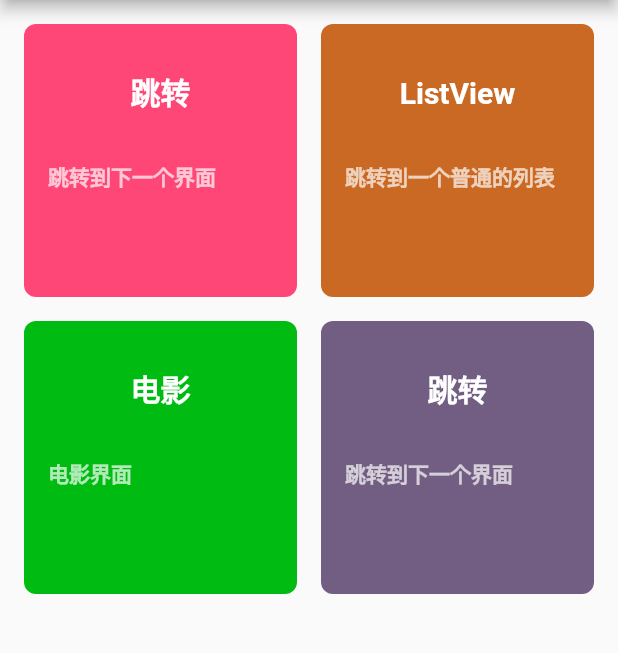
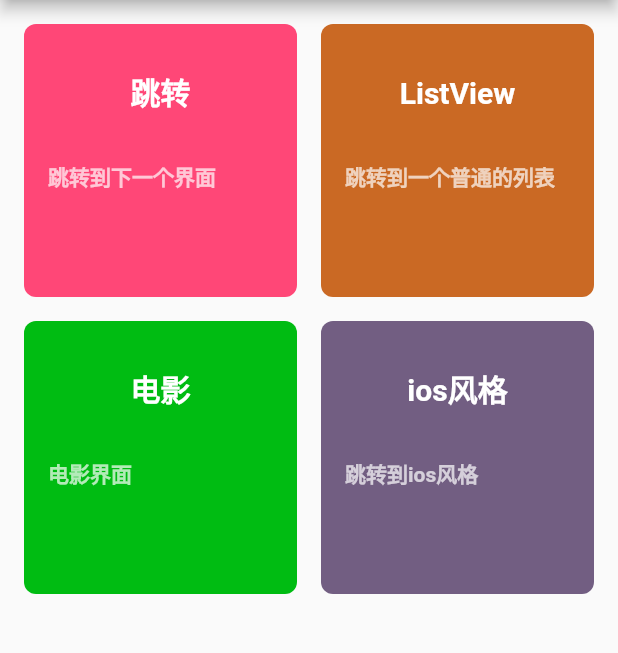
Before and after one commit to libw1/flutter-demo, a Flutter app: the screen it shows after launch, on a phone screen of 412 x 824 dp, the part 84-737 px from its top. Run offline on Flutter 3.47's test engine with Material 2 defaults, Android fonts, the phone set to English and light mode, and no system bars; our stand-ins replace chewie, video_player.

Commit message:
add ios app ui, and fix 9.0 https

```diff
--- a/lib/main.dart
+++ b/lib/main.dart
@@ -72,9 +72,9 @@ const DEMOS = [
     routeName: 'movie',
   ),
   Demo(
-    title: '跳转',
-    description: '跳转到下一个界面',
-    routeName: 'change',
+    title: 'ios风格',
+    description: '跳转到ios风格',
+    routeName: 'ios',
   ),
 ];
 
--- a/lib/routes.dart
+++ b/lib/routes.dart
@@ -4,6 +4,7 @@ import 'package:flutter_hello_world/page/index.dart';
 import 'package:flutter_hello_world/movie/Home.dart';
 import 'package:flutter_hello_world/movie/screens/MovieDetail.dart';
 import 'package:flutter_hello_world/movie/screens/VideoPlayer.dart';
+import 'package:flutter_hello_world/movie/screens/Cupertino.dart';
 
 Route<dynamic> getRoute(RouteSettings routeSettings){
 
@@ -20,5 +21,7 @@ Route<dynamic> getRoute(RouteSettings routeSettings){
     case "video":
       var url = routeSettings.arguments;
       return MaterialPageRoute(builder: (context) => VideoPage(url: url));
+    case 'ios':
+      return MaterialPageRoute(builder: (context) => CupertinoPage());
   }
 }
```
Also changed, not shown: lib/movie/screens/Cupertino.dart (added, +74 -0 lines), 2 other files.
